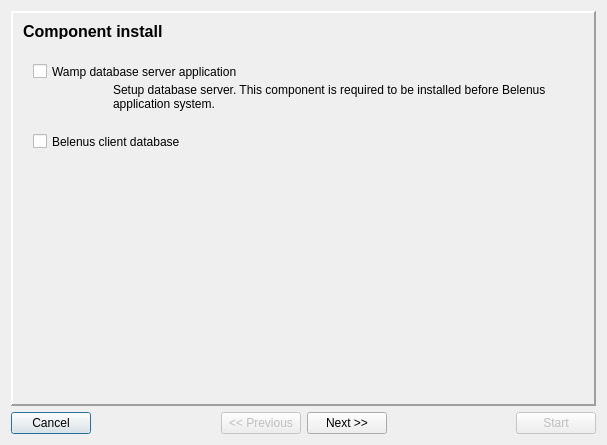
Old version of the form install/dlgMain.ui in the repository tbikfalvi/Belenus.
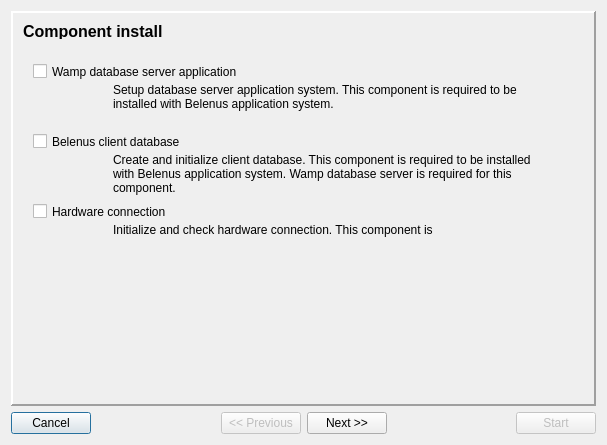
New version of the form. Icons and pictures are not drawn.

```diff
--- a/install/dlgMain.ui
+++ b/install/dlgMain.ui
@@ -390,7 +390,7 @@
         </rect>
        </property>
        <property name="text">
-        <string>Setup database server. This component is required to be installed before Belenus application system.</string>
+        <string>Setup database server application system. This component is required to be installed with Belenus application system.</string>
        </property>
        <property name="alignment">
         <set>Qt::AlignLeading|Qt::AlignLeft|Qt::AlignTop</set>
@@ -412,6 +412,89 @@
         <string>Belenus client database</string>
        </property>
       </widget>
+      <widget class="QLabel" name="imgDatabase">
+       <property name="geometry">
+        <rect>
+         <x>40</x>
+         <y>140</y>
+         <width>40</width>
+         <height>40</height>
+        </rect>
+       </property>
+       <property name="text">
+        <string/>
+       </property>
+       <property name="pixmap">
+        <pixmap resource="install.qrc">:/icons/40x40_database.png</pixmap>
+       </property>
+      </widget>
+      <widget class="QLabel" name="lblText3_2">
+       <property name="geometry">
+        <rect>
+         <x>100</x>
+         <y>140</y>
+         <width>440</width>
+         <height>50</height>
+        </rect>
+       </property>
+       <property name="text">
+        <string>Create and initialize client database. This component is required to be installed with Belenus application system. Wamp database server is required for this component.</string>
+       </property>
+       <property name="alignment">
+        <set>Qt::AlignLeading|Qt::AlignLeft|Qt::AlignTop</set>
+       </property>
+       <property name="wordWrap">
+        <bool>true</bool>
+       </property>
+      </widget>
+      <widget class="QCheckBox" name="chkHardware">
+       <property name="geometry">
+        <rect>
+         <x>20</x>
+         <y>190</y>
+         <width>181</width>
+         <height>17</height>
+        </rect>
+       </property>
+       <property name="text">
+        <string>Hardware connection</string>
+       </property>
+      </widget>
+      <widget class="QLabel" name="imgConnection">
+       <property name="geometry">
+        <rect>
+         <x>40</x>
+         <y>210</y>
+         <width>40</width>
+         <height>40</height>
+        </rect>
+       </property>
+       <property name="text">
+        <string/>
+       </property>
+       <property name="pixmap">
+        <pixmap resource="install.qrc">:/icons/40x40_connection.png</pixmap>
+       </property>
+      </widget>
+      <widget class="QLabel" name="lblText3_3">
+       <property name="geometry">
+        <rect>
+         <x>100</x>
+         <y>210</y>
+         <width>440</width>
+         <height>50</height>
+        </rect>
+       </property>
+       <property name="text">
+        <string>Initialize and check hardware connection. This component is </string>
+       </property>
+       <property name="alignment">
+        <set>Qt::AlignLeading|Qt::AlignLeft|Qt::AlignTop</set>
+       </property>
+       <property name="wordWrap">
+        <bool>true</bool>
+       </property>
+      </widget>
      </widget>
     </widget>
    </item>
```
